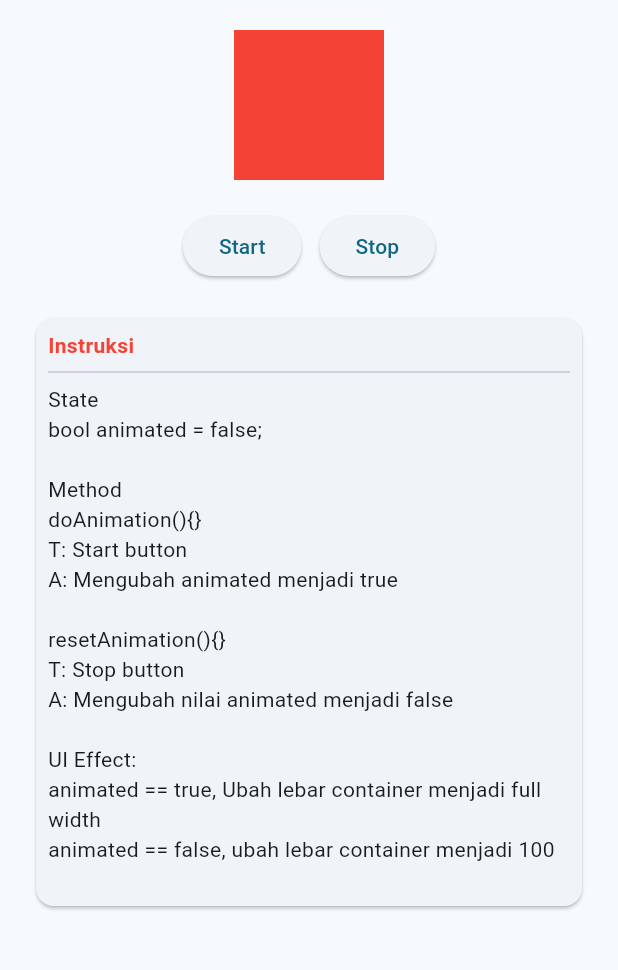
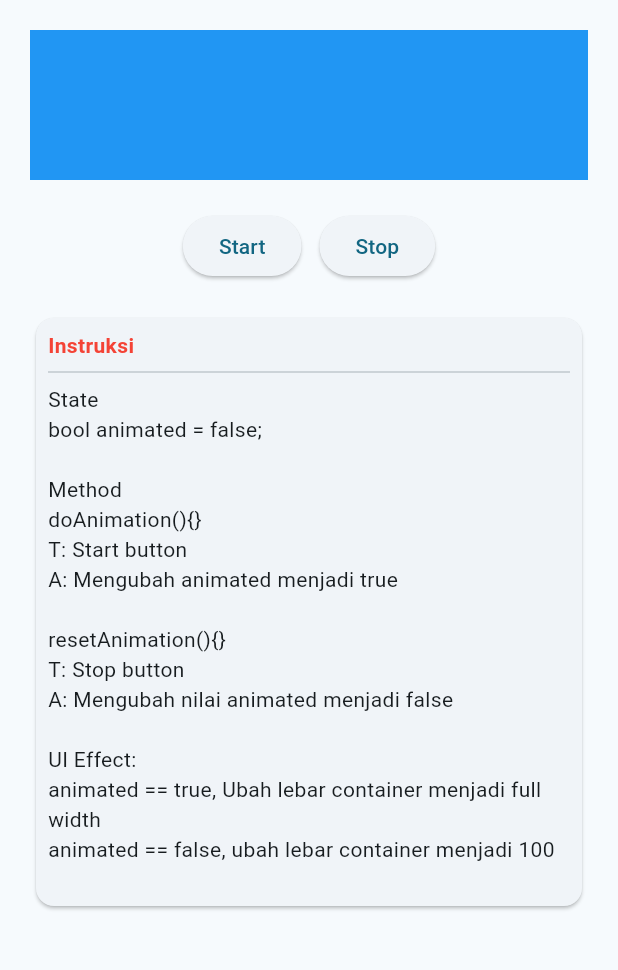
Before and after one commit to lypsisrudiansyah/flutter_exercise1002, a Flutter app: the AnimateView screen opened directly, after a tap on "Start", on a phone screen of 412 x 824 dp, the part 84-1054 px from its top. Run offline on Flutter 3.47's test engine with Material 2 defaults, Android fonts, the phone set to English and light mode, and no system bars; our stand-ins replace google_fonts, shared_preferences; accounts and stored records are empty.

Commit message:
🐛 fix(animate_controller.dart): add 'animated' boolean variable to track animation state ✨ feat(animate_controller.dart): add 'doAnimation' and 'resetAnimation' methods to control animation state 🐛 fix(animate_view.dart): fix import statement for 'animate_controller.dart' ✨ feat(animate_view.dart): update width and color of AnimatedContainer based on 'animated' state ✨ feat(animate_view.dart): add 'Start' and 'Stop' buttons to trigger animation

```diff
--- a/lib/module/case/animate/controller/animate_controller.dart
+++ b/lib/module/case/animate/controller/animate_controller.dart
@@ -5,6 +5,7 @@ import '../view/animate_view.dart';
 class AnimateController extends State<AnimateView> {
   static late AnimateController instance;
   late AnimateView view;
+  bool animated = false;
 
   @override
   void initState() {
@@ -17,4 +18,15 @@ class AnimateController extends State<AnimateView> {
 
   @override
   Widget build(BuildContext context) => widget.build(context, this);
+
+  void doAnimation() {
+    animated = true;
+    setState(() {});
+  }
+
+  void resetAnimation() {
+    animated = false;
+    setState(() {});
+  }
+
 }
--- a/lib/module/case/animate/view/animate_view.dart
+++ b/lib/module/case/animate/view/animate_view.dart
@@ -1,6 +1,5 @@
 import 'package:flutter/material.dart';
 import 'package:state_management_exercises/core.dart';
-import '../controller/animate_controller.dart';
 
 class AnimateView extends StatefulWidget {
   const AnimateView({Key? key}) : super(key: key);
@@ -22,9 +21,9 @@ class AnimateView extends StatefulWidget {
               AnimatedContainer(
                 duration: const Duration(milliseconds: 900),
                 height: 100,
-                width: 100,
-                decoration: const BoxDecoration(
-                  color: Colors.red,
+                width: controller.animated == false ? 100 : Get.width,
+                decoration:  BoxDecoration(
+                  color: controller.animated == false ? Colors.red : Colors.blue,
                 ),
               ),
               const SizedBox(
@@ -34,14 +33,14 @@ class AnimateView extends StatefulWidget {
                 mainAxisAlignment: MainAxisAlignment.center,
                 children: [
                   ElevatedButton(
-                    onPressed: () {},
+                    onPressed: () => controller.doAnimation(),
                     child: const Text("Start"),
                   ),
                   const SizedBox(
                     width: 12.0,
                   ),
                   ElevatedButton(
-                    onPressed: () {},
+                    onPressed: () => controller.resetAnimation(),
                     child: const Text("Stop"),
                   ),
                 ],
@@ -53,7 +52,7 @@ class AnimateView extends StatefulWidget {
                 child: Container(
                   width: MediaQuery.of(context).size.width,
                   padding: const EdgeInsets.all(8.0),
-                  child:  Column(
+                  child: Column(
                     crossAxisAlignment: CrossAxisAlignment.start,
                     children: const [
                       Text(
```
